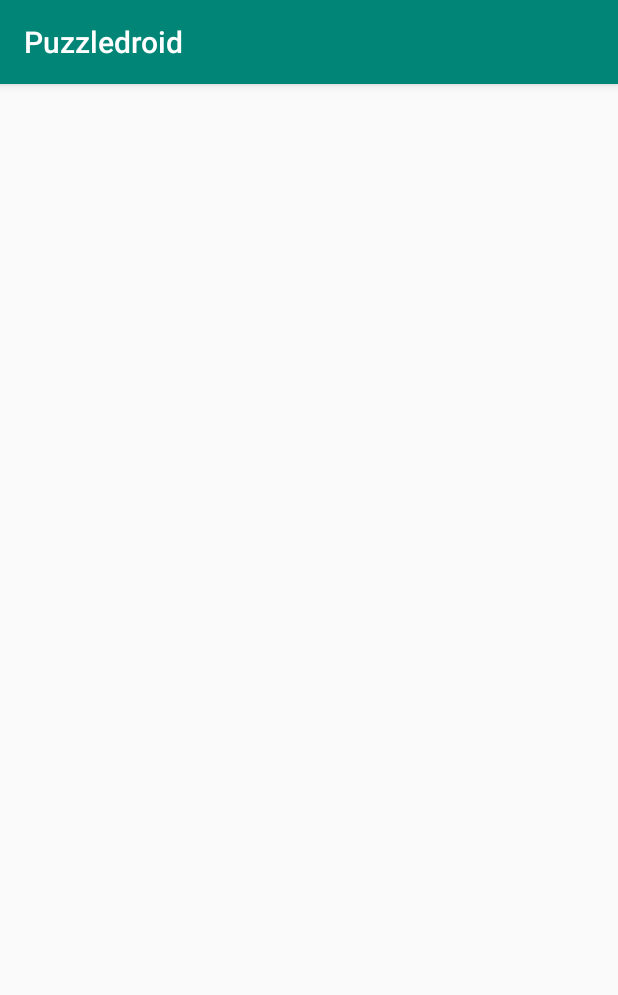
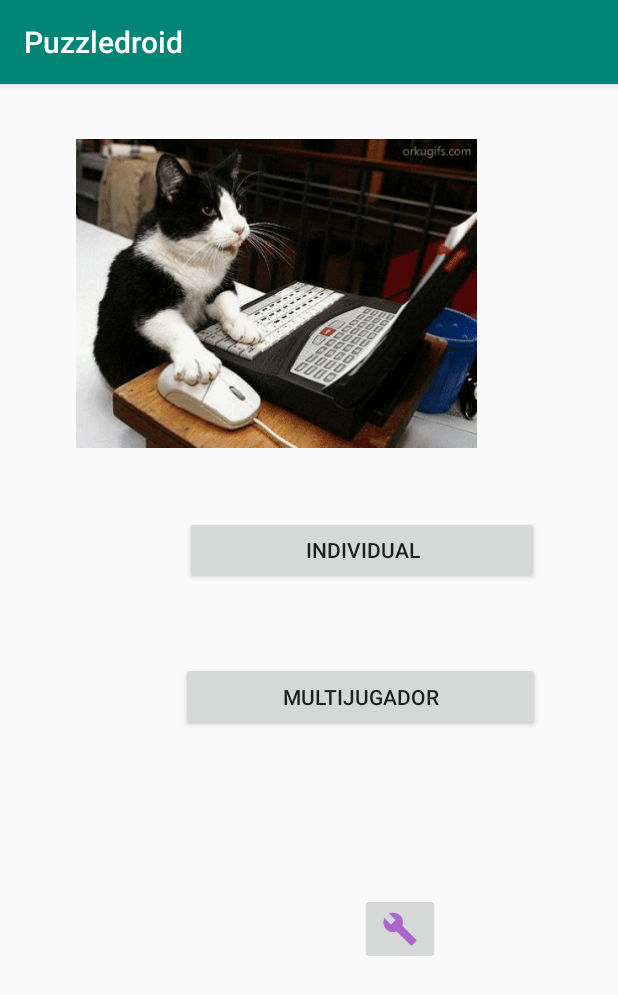
Before and after one commit to adriaqf/Puzzledroid_v1, an Android app: the screen it shows after launch (MainActivity), on a phone screen of 412 x 824 dp. Shown: the top 995 px of the screen. Run offline under Robolectric (Android 15) with nearby library versions, the phone set to English and light mode, and no system bars.

Commit message:
menu_inicio
menu inicio(intento de gif)

```diff
--- a/app/build.gradle
+++ b/app/build.gradle
@@ -20,10 +20,12 @@ android {
 }
 
 dependencies {
+
     implementation fileTree(dir: 'libs', include: ['*.jar'])
     implementation 'androidx.appcompat:appcompat:1.1.0'
     implementation 'androidx.constraintlayout:constraintlayout:1.1.3'
     testImplementation 'junit:junit:4.12'
     androidTestImplementation 'androidx.test.ext:junit:1.1.1'
     androidTestImplementation 'androidx.test.espresso:espresso-core:3.2.0'
+    compile 'pl.droidsonroids.gif:android-gif-drawable:1.1.17'
 }
--- /dev/null
+++ b/app/src/main/res/drawable/ic_build_black_24dp.xml
@@ -0,0 +1,8 @@
+<vector xmlns:android="http://schemas.android.com/apk/res/android"
+    android:height="24dp"
+    android:tint="#7E7B75"
+    android:viewportHeight="24.0"
+    android:viewportWidth="24.0"
+    android:width="24dp">
+    <path android:fillColor="#FF000000" android:pathData="M22.7,19l-9.1,-9.1c0.9,-2.3 0.4,-5 -1.5,-6.9 -2,-2 -5,-2.4 -7.4,-1.3L9,6 6,9 1.6,4.7C0.4,7.1 0.9,10.1 2.9,12.1c1.9,1.9 4.6,2.4 6.9,1.5l9.1,9.1c0.4,0.4 1,0.4 1.4,0l2.3,-2.3c0.5,-0.4 0.5,-1.1 0.1,-1.4z"/>
+</vector>
--- /dev/null
+++ b/app/src/main/res/drawable/ic_error_black_24dp.xml
@@ -0,0 +1,5 @@
+<vector android:height="24dp" android:tint="#7E373A"
+    android:viewportHeight="24.0" android:viewportWidth="24.0"
+    android:width="24dp" xmlns:android="http://schemas.android.com/apk/res/android">
+    <path android:fillColor="#FF000000" android:pathData="M12,2C6.48,2 2,6.48 2,12s4.48,10 10,10 10,-4.48 10,-10S17.52,2 12,2zM13,17h-2v-2h2v2zM13,13h-2L11,7h2v6z"/>
+</vector>
--- a/app/src/main/res/layout/activity_main.xml
+++ b/app/src/main/res/layout/activity_main.xml
@@ -4,4 +4,76 @@
     xmlns:tools="http://schemas.android.com/tools"
     android:layout_width="match_parent"
     android:layout_height="match_parent"
-    tools:context=".MainActivity"/>
+    tools:context=".MainActivity">
+
+    <pl.droidsonroids.gif.GifImageView
+        android:layout_width="267dp"
+        android:layout_height="246dp"
+
+        android:layout_marginEnd="72dp"
+        android:layout_marginRight="72dp"
+        android:layout_marginBottom="25dp"
+        android:src="@drawable/giphy"
+        app:layout_constraintBottom_toTopOf="@+id/b_single"
+        app:layout_constraintEnd_toEndOf="parent"
+        app:layout_constraintHorizontal_bias="0.693"
+        app:layout_constraintStart_toStartOf="parent"
+        app:layout_constraintTop_toTopOf="parent"
+        app:layout_constraintVertical_bias="1.0" />
+
+    <Button
+        android:id="@+id/b_single"
+        android:layout_width="236dp"
+        android:layout_height="45dp"
+        android:layout_marginStart="100dp"
+        android:layout_marginLeft="100dp"
+        android:layout_marginTop="288dp"
+        android:text="Individual"
+        app:layout_constraintEnd_toEndOf="parent"
+        app:layout_constraintHorizontal_bias="0.31"
+        app:layout_constraintStart_toStartOf="parent"
+        app:layout_constraintTop_toTopOf="parent" />
+
+
+    <Button
+        android:id="@+id/b_multi"
+        android:layout_width="239dp"
+        android:layout_height="46dp"
+        android:layout_marginStart="96dp"
+        android:layout_marginLeft="96dp"
+        android:layout_marginTop="52dp"
+        android:text="Multijugador"
+        app:layout_constraintEnd_toEndOf="parent"
+        app:layout_constraintHorizontal_bias="0.324"
+        app:layout_constraintStart_toStartOf="parent"
+        app:layout_constraintTop_toBottomOf="@+id/b_single" />
+
+    <ImageButton
+        android:id="@+id/imageButton5"
+        android:layout_width="53dp"
+        android:layout_height="48dp"
+        android:layout_marginStart="240dp"
+        android:layout_marginLeft="240dp"
+        android:layout_marginTop="108dp"
+        android:src="@drawable/ic_build_black_24dp"
+        android:tint="@android:color/holo_purple"
+        app:layout_constraintEnd_toEndOf="parent"
+        app:layout_constraintHorizontal_bias="0.0"
+        app:layout_constraintStart_toStartOf="parent"
+        app:layout_constraintTop_toBottomOf="@+id/b_multi" />
+
+    <ImageView
+        android:id="@+id/imageView1"
+        android:layout_width="49dp"
+        android:layout_height="43dp"
+        android:layout_marginBottom="244dp"
+        android:src="@drawable/ic_error_black_24dp"
+        app:layout_constraintBottom_toBottomOf="parent"
+        app:layout_constraintEnd_toEndOf="parent"
+        app:layout_constraintHorizontal_bias="0.898"
+        app:layout_constraintStart_toStartOf="parent"
+        app:layout_constraintTop_toTopOf="@+id/imageButton5"
+        app:layout_constraintVertical_bias="0.0" />
+
+
+</androidx.constraintlayout.widget.ConstraintLayout>
--- a/build.gradle
+++ b/build.gradle
@@ -4,6 +4,7 @@ buildscript {
     repositories {
         google()
         jcenter()
+        mavenCentral()
 
     }
     dependencies {
@@ -18,7 +19,7 @@ allprojects {
     repositories {
         google()
         jcenter()
-
+        mavenCentral()
     }
 }
 
```
Also changed, not shown: app/src/main/res/drawable/giphy.gif (added).
